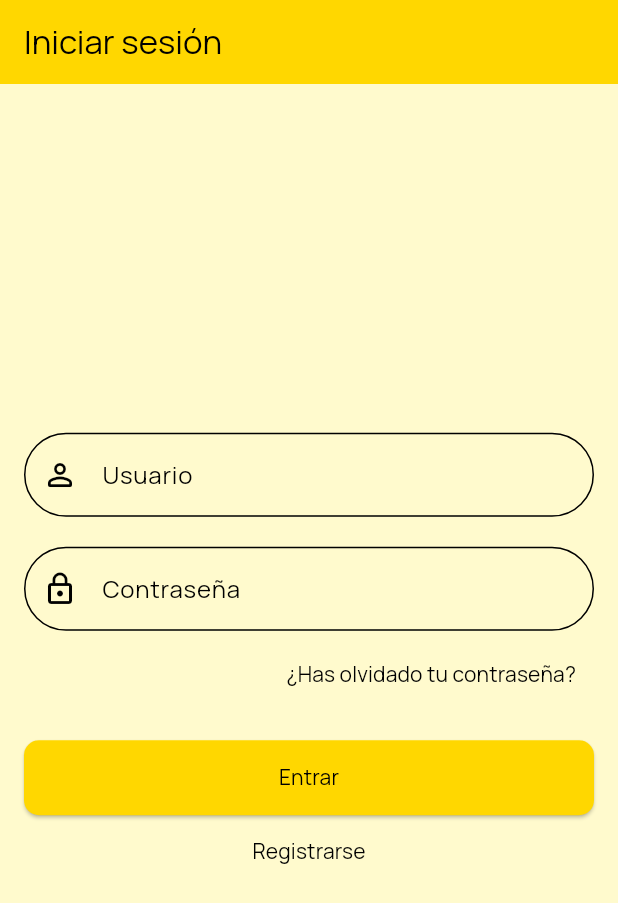
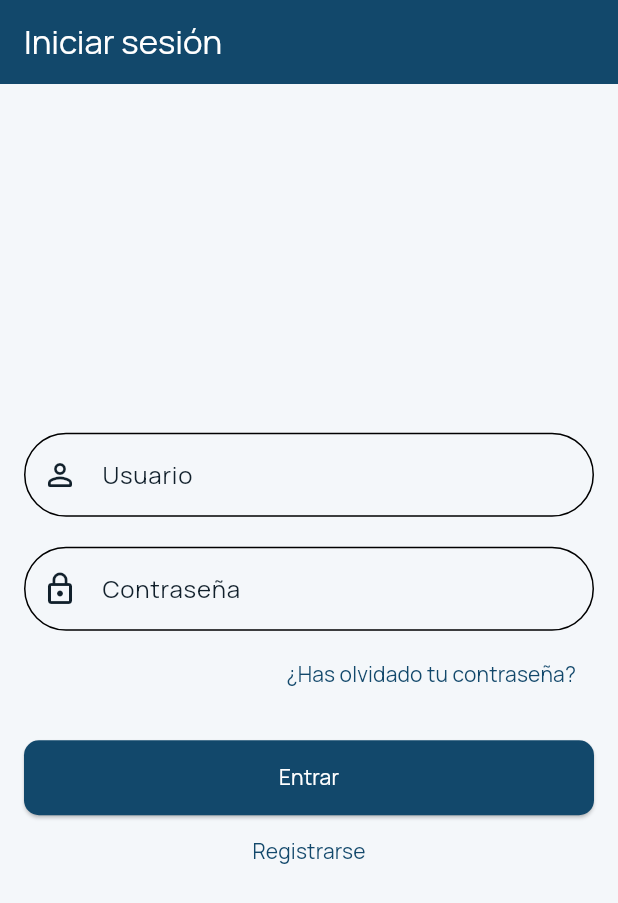
Before and after one commit to Americo29/weather_bnka, a Flutter app: the screen it shows after launch, on a phone screen of 412 x 824 dp. Shown: the top 903 px of the screen. Run offline on Flutter 3.47's test engine with Material 3 defaults, Android fonts, the phone set to English and light mode, and no system bars; our stand-ins replace bloc, dio, equatable, flutter_bloc, get_it, shared_preferences.

Commit message:
revert(theme): drop the weather-driven palette for a single app theme
Verified against the live API while reviewing the app: Berlin at 12.4 °C and
Buenos Aires at 11.0 °C both report weathercode 0, so both painted the app
amber -- the same as Madrid at 22.2 °C. The mapping was doing exactly what it
was built to do, and that turned out to be the problem: the WMO code describes
the sky, not the temperature, and nearly every city reports 0-3. The app was
amber or grey almost always, the rain and storm palettes never showed, and
chrome tinted by a signal that barely varies tells the user nothing while
changing under them.

It also had no business reaching the login screen, which has nothing to do
with the weather.

AppTheme replaces it with one theme whose pairs all clear WCAG AA by a margin
(6.08 to 16.60). ThemeManager and the five palettes are deleted rather than
left as dead code, which is how they started.

app_theme_test keeps the guarantee that motivated the earlier a11y fix: it
measures each surface rather than asserting colours, and checks its own
arithmetic first. WeatherBloc stays above the navigator -- it no longer needs
to be there for the theme, but the followed cities surviving a tab switch is
worth keeping on its own.

```diff
--- /dev/null
+++ b/lib/config/theme/app_theme.dart
@@ -0,0 +1,70 @@
+import 'package:flutter/material.dart';
+
+/// The app's single theme.
+///
+/// An earlier version derived the palette from the forecast, but the WMO code
+/// describes the sky rather than the temperature, and in practice almost every
+/// city reports 0-3 (clear to overcast) -- so the app was amber nearly always,
+/// including while showing 11 °C. Chrome that changes under the user without
+/// telling them anything is worse than chrome that stays put.
+///
+/// Every colour pair below clears WCAG AA (4.5:1); `app_theme_test` measures
+/// them rather than trusting this comment.
+class AppTheme {
+  const AppTheme._();
+
+  static const _primary = Color(0xFF12486B);
+  static const _secondary = Color(0xFF2E7DA1);
+  static const _background = Color(0xFFF4F7FA);
+  static const _surface = Color(0xFFFFFFFF);
+  static const _onSurface = Color(0xFF11202B);
+  static const _error = Color(0xFFB3261E);
+
+  static ThemeData get light {
+    const scheme = ColorScheme.light(
+      primary: _primary,
+      onPrimary: Colors.white,
+      secondary: _secondary,
+      onSecondary: Colors.white,
+      error: _error,
+      onError: Colors.white,
+      surface: _surface,
+      onSurface: _onSurface,
+    );
+
+    return ThemeData(
+      useMaterial3: true,
+      colorScheme: scheme,
+      scaffoldBackgroundColor: _background,
+      fontFamily: 'Manrope',
+      appBarTheme: const AppBarTheme(
+        backgroundColor: _primary,
+        foregroundColor: Colors.white,
+        elevation: 0,
+      ),
+      cardTheme: CardThemeData(
+        color: _surface,
+        elevation: 2,
+        shape: RoundedRectangleBorder(borderRadius: BorderRadius.circular(12)),
+      ),
+      bottomNavigationBarTheme: const BottomNavigationBarThemeData(
+        backgroundColor: _primary,
+        selectedItemColor: Colors.white,
+        unselectedItemColor: Color(0xFFB8CBD8),
+      ),
+      textButtonTheme: TextButtonThemeData(
+        style: TextButton.styleFrom(foregroundColor: _primary),
+      ),
+      elevatedButtonTheme: ElevatedButtonThemeData(
+        style: ElevatedButton.styleFrom(
+          backgroundColor: _primary,
+          foregroundColor: Colors.white,
+          minimumSize: const Size(double.infinity, 50),
+          shape: RoundedRectangleBorder(
+            borderRadius: BorderRadius.circular(10),
+          ),
+        ),
+      ),
+    );
+  }
+}
--- a/lib/config/theme/color_palettes.dart
+++ /dev/null
@@ -1,87 +0,0 @@
-import 'package:flutter/material.dart';
-
-class ColorPalettes {
-  static const sunny = ColorPalette(
-    primary: Color(0xFFFFD700),
-    secondary: Color(0xFFFFA500),
-    accent: Color(0xFF87CEEB),
-    background: Color(0xFFFFFACD),
-    onBackground: Color(0xFF000000),
-    error: Color(0xFFFF4500),
-    onSurface: Color(0xFF000000),
-    surface: Color(0xFFFFFFFF),
-    onPrimary: Color(0xFF000000),
-  );
-
-  static const rainy = ColorPalette(
-    primary: Color(0xFF4682B4),
-    secondary: Color(0xFF5F9EA0),
-    accent: Color(0xFF708090),
-    background: Color(0xFFB0C4DE),
-    onBackground: Color(0xFF000000),
-    error: Color(0xFFB22222),
-    onSurface: Color(0xFFFFFFFF),
-    surface: Color(0xFF2F4F4F),
-    onPrimary: Color(0xFFFFFFFF),
-  );
-
-  static const cloudy = ColorPalette(
-    primary: Color(0xFF778899),
-    secondary: Color(0xFFA9A9A9),
-    accent: Color(0xFFB0C4DE),
-    background: Color(0xFFD3D3D3),
-    onBackground: Color(0xFF000000),
-    error: Color(0xFF8B0000),
-    onSurface: Color(0xFF000000),
-    surface: Color(0xFFBEBEBE),
-    onPrimary: Color(0xFFFFFFFF),
-  );
-
-  static const stormy = ColorPalette(
-    primary: Color(0xFF4B0082),
-    secondary: Color(0xFF2F4F4F),
-    accent: Color(0xFF483D8B),
-    background: Color(0xFF2C3E50),
-    onBackground: Color(0xFFFFFFFF),
-    error: Color(0xFF8B0000),
-    onSurface: Color(0xFFFFFFFF),
-    surface: Color(0xFF000000),
-    onPrimary: Color(0xFFFFFFFF),
-  );
-
-  static const night = ColorPalette(
-    primary: Color(0xFF000080),
-    secondary: Color(0xFF191970),
-    accent: Color(0xFFB0E0E6),
-    background: Color(0xFF000000),
-    onBackground: Color(0xFFFFFFFF),
-    error: Color(0xFFFF4500),
-    onSurface: Color(0xFFFFFFFF),
-    surface: Color(0xFF191970),
-    onPrimary: Color(0xFFFFFFFF),
-  );
-}
-
-class ColorPalette {
-  final Color primary;
-  final Color secondary;
-  final Color accent;
-  final Color background;
-  final Color onBackground;
-  final Color error;
-  final Color onSurface;
-  final Color surface;
-  final Color onPrimary;
-
-  const ColorPalette({
-    required this.accent,
-    required this.background,
-    required this.onBackground,
-    required this.error,
-    required this.onSurface,
-    required this.surface,
-    required this.onPrimary,
-    required this.primary,
-    required this.secondary,
-  });
-}
--- a/lib/config/theme/theme.dart
+++ /dev/null
@@ -1,101 +0,0 @@
-import 'package:flutter/material.dart';
-import 'package:weather_bnka/config/theme/color_palettes.dart';
-
-/// Builds the app theme from the WMO weather code that Open-Meteo returns in
-/// `current_weather.weathercode`.
-///
-/// Codes are grouped rather than mapped one by one: the palette only needs to
-/// know whether it is clear, cloudy, wet or violent outside.
-/// See https://open-meteo.com/en/docs for the full table.
-class ThemeManager {
-  const ThemeManager._();
-
-  static ThemeData themeFor(int? weatherCode) =>
-      _themeFrom(paletteFor(weatherCode));
-
-  static ColorPalette paletteFor(int? weatherCode) {
-    if (weatherCode == null) return ColorPalettes.sunny;
-
-    // 0 clear · 1-3 mainly clear to overcast
-    if (weatherCode <= 1) return ColorPalettes.sunny;
-    if (weatherCode <= 3) return ColorPalettes.cloudy;
-    // 45-48 fog
-    if (weatherCode <= 48) return ColorPalettes.cloudy;
-    // 51-67 drizzle and rain · 80-82 showers
-    if (weatherCode <= 67) return ColorPalettes.rainy;
-    // 71-77 snow
-    if (weatherCode <= 77) return ColorPalettes.night;
-    if (weatherCode <= 82) return ColorPalettes.rainy;
-    // 85-86 snow showers
-    if (weatherCode <= 86) return ColorPalettes.night;
-    // 95-99 thunderstorm
-    return ColorPalettes.stormy;
-  }
-
-  /// Black or white, whichever reads better on [background].
-  ///
-  /// The palettes declare their own `onPrimary`, but some of those pairings do
-  /// not clear WCAG AA: white on `rainy` scores 4.11 and on `cloudy` 3.64. The
-  /// threshold is where contrast against black and against white is equal.
-  @visibleForTesting
-  static Color readableOn(Color background) =>
-      background.computeLuminance() > 0.179 ? Colors.black : Colors.white;
-
-  static ThemeData _themeFrom(ColorPalette palette) {
-    final onPrimary = readableOn(palette.primary);
-    // A text button sits on the page, not on a filled surface, so it has to
-    // contrast with the background. Using `primary` fails in every palette
-    // (1.18 to 2.43) -- most visibly gold on cream at 1.32.
-    final onBackground = readableOn(palette.background);
-
-    final scheme = ColorScheme(
-      brightness: ThemeData.estimateBrightnessForColor(palette.background) ==
-              Brightness.dark
-          ? Brightness.dark
-          : Brightness.light,
-      primary: palette.primary,
-      onPrimary: onPrimary,
-      secondary: palette.secondary,
-      onSecondary: readableOn(palette.secondary),
-      error: palette.error,
-      onError: readableOn(palette.error),
-      surface: palette.surface,
-      onSurface: palette.onSurface,
-    );
-
-    return ThemeData(
-      useMaterial3: true,
-      colorScheme: scheme,
-      scaffoldBackgroundColor: palette.background,
-      fontFamily: 'Manrope',
-      appBarTheme: AppBarTheme(
-        backgroundColor: palette.primary,
-        foregroundColor: onPrimary,
-        elevation: 0,
-      ),
-      cardTheme: CardThemeData(
-        color: palette.surface,
-        elevation: 2,
-        shape:
-            RoundedRectangleBorder(borderRadius: BorderRadius.circular(12)),
-      ),
-      bottomNavigationBarTheme: BottomNavigationBarThemeData(
-        backgroundColor: palette.primary,
-        selectedItemColor: onPrimary,
-        unselectedItemColor: onPrimary.withValues(alpha: 0.7),
-      ),
-      textButtonTheme: TextButtonThemeData(
-        style: TextButton.styleFrom(foregroundColor: onBackground),
-      ),
-      elevatedButtonTheme: ElevatedButtonThemeData(
-        style: ElevatedButton.styleFrom(
-          backgroundColor: palette.primary,
-          foregroundColor: onPrimary,
-          minimumSize: const Size(double.infinity, 50),
-          shape:
-              RoundedRectangleBorder(borderRadius: BorderRadius.circular(10)),
-        ),
-      ),
-    );
-  }
-}
--- a/lib/main.dart
+++ b/lib/main.dart
@@ -3,7 +3,7 @@ import 'package:flutter_bloc/flutter_bloc.dart';
 import 'package:flutter_localizations/flutter_localizations.dart';
 
 import 'package:weather_bnka/config/routes/app_routes.dart';
-import 'package:weather_bnka/config/theme/theme.dart';
+import 'package:weather_bnka/config/theme/app_theme.dart';
 import 'package:weather_bnka/features/auth/presentation/bloc/auth_bloc/auth_bloc.dart';
 import 'package:weather_bnka/features/auth/presentation/pages/splash_screen.dart';
 import 'package:weather_bnka/features/home/presentation/bloc/weather_bloc.dart';
@@ -24,20 +24,14 @@ class MyApp extends StatelessWidget {
     return MultiBlocProvider(
       providers: [
         BlocProvider<AuthBloc>(create: (_) => getIt<AuthBloc>()),
-        // Hoisted out of HomePage so the theme can follow the weather and so
-        // the followed cities survive a tab switch.
+        // Lives above the navigator so the followed cities survive a tab
+        // switch and a trip back to the login screen.
         BlocProvider<WeatherBloc>(create: (_) => getIt<WeatherBloc>()),
       ],
-      child: BlocBuilder<WeatherBloc, WeatherState>(
-        // Only a completed load can repaint the app.
-        buildWhen: (_, state) => state is WeatherCityLoaded,
-        builder: (context, state) {
-          final code = state is WeatherCityLoaded ? state.weather?.weatherCode : null;
-
-          return MaterialApp(
+      child: MaterialApp(
         debugShowCheckedModeBanner: false,
         title: 'Weather Bnka',
-            theme: ThemeManager.themeFor(code),
+        theme: AppTheme.light,
         locale: const Locale('es'),
         supportedLocales: AppLocalizations.supportedLocales,
         localizationsDelegates: const [
@@ -49,8 +43,6 @@ class MyApp extends StatelessWidget {
         home: const SplashPage(),
         initialRoute: '/',
         onGenerateRoute: AppRoutes.onGenerateRoutes,
-          );
-        },
       ),
     );
   }
```
Also changed, not shown: 3 other files. Lines whose indentation alone changed are shown as unchanged.
